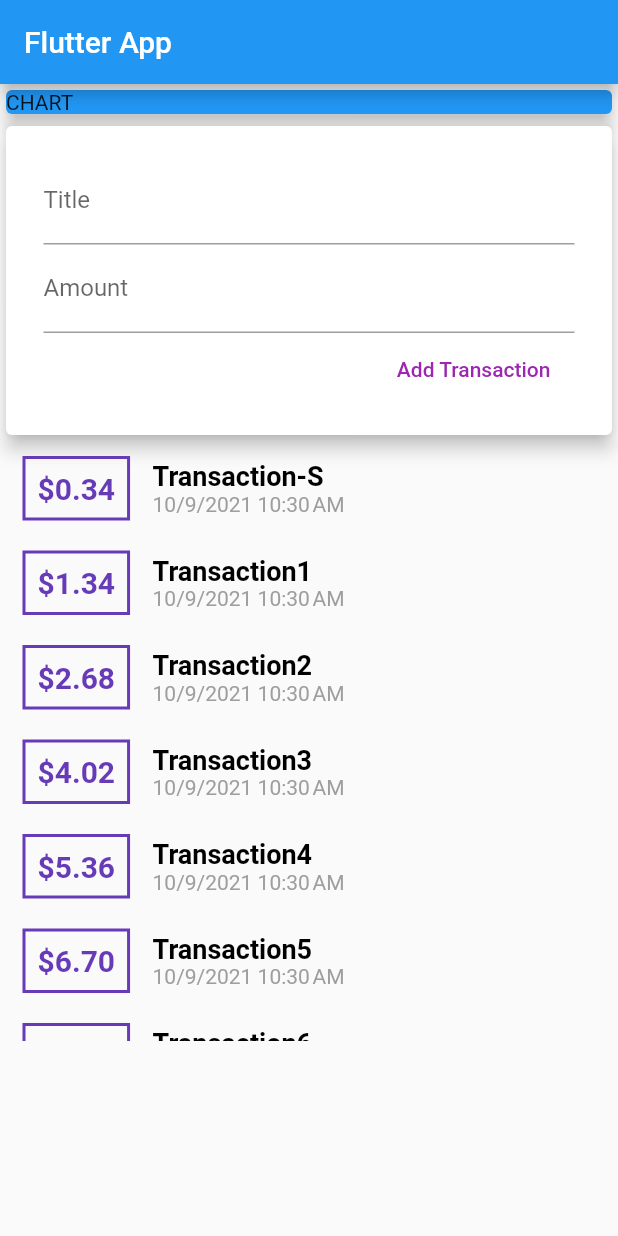
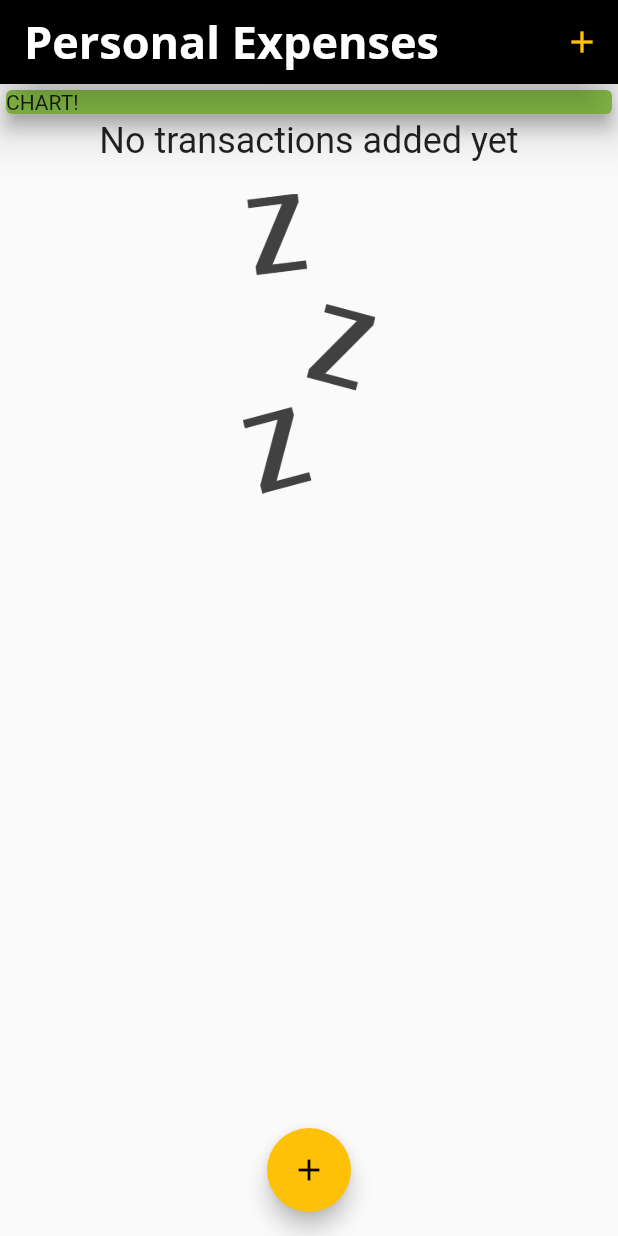
Before and after one commit to bhickey777/expense_app, a Flutter app: the screen it shows after launch, on a phone screen of 412 x 824 dp. Run offline on Flutter 3.47's test engine with Material 2 defaults, Android fonts, the phone set to English and light mode, and no system bars.

Commit message:
v5 - Theme and Text Styles

```diff
--- a/lib/main.dart
+++ b/lib/main.dart
@@ -1,50 +1,139 @@
 import 'package:flutter/material.dart';
-import './widgets/user_transactions.dart';
 
-void main() {
-  runApp(const MyExpenseApp());
-}
+import './widgets/new_transaction.dart';
+import './widgets/transaction_list.dart';
+import './models/transaction.dart';
 
-class MyExpenseApp extends StatelessWidget {
-  const MyExpenseApp({Key? key}) : super(key: key);
+void main() => runApp(MyApp());
 
-  // This widget is the root of your application.
+class MyApp extends StatelessWidget {
   @override
   Widget build(BuildContext context) {
     return MaterialApp(
-      title: 'Expenses',
+      title: 'Personal Expenses',
+      home: MyHomePage(),
       theme: ThemeData(
-        primarySwatch: Colors.blue,
+          primarySwatch: Colors.lightGreen,
+          accentColor: Colors.amber,
+          fontFamily: 'Quicksand',
+          textTheme: ThemeData.light().textTheme.copyWith(
+                headline4: TextStyle(
+                  fontFamily: 'OpenSans',
+                  fontSize: 22,
+                  fontWeight: FontWeight.bold,
                 ),
-      home: MyExpensePage(),
+              ),
+          appBarTheme: AppBarTheme(
+              backgroundColor: Colors.black,
+              // This will be applied to the "back" icon
+              iconTheme: IconThemeData(color: Colors.red),
+              // This will be applied to the action icon buttons that locates on the right side
+              actionsIconTheme: IconThemeData(color: Colors.amber),
+              centerTitle: false,
+              elevation: 15,
+              textTheme: ThemeData.light().textTheme.copyWith(
+                    headline6: TextStyle(
+                      fontFamily: 'OpenSans',
+                      fontSize: 30,
+                      fontWeight: FontWeight.bold,
+                    ),
+                  ),
+              titleTextStyle: TextStyle(
+                color: Colors.white,
+                fontFamily: 'OpenSans',
+                fontSize: 26,
+                fontWeight: FontWeight.bold,
+              ))),
     );
   }
 }
 
-class MyExpensePage extends StatelessWidget {
-  MyExpensePage({Key? key}) : super(key: key);
+class MyHomePage extends StatefulWidget {
+  // String titleInput;
+  // String amountInput;
+  @override
+  _MyHomePageState createState() => _MyHomePageState();
+}
+
+class _MyHomePageState extends State<MyHomePage> {
+  final List<Transaction> _userTransactions = [
+    /*
+    Transaction(
+      id: 't1',
+      title: 'New Shoes',
+      amount: 69.99,
+      date: DateTime.now(),
+    ),
+    Transaction(
+      id: 't2',
+      title: 'Weekly Groceries',
+      amount: 16.53,
+      date: DateTime.now(),
+    ),
+    */
+  ];
+
+  void _addNewTransaction(String txTitle, double txAmount) {
+    final newTx = Transaction(
+      title: txTitle,
+      amount: txAmount,
+      date: DateTime.now(),
+      id: DateTime.now().toString(),
+    );
+
+    setState(() {
+      _userTransactions.add(newTx);
+    });
+  }
+
+  void _startAddNewTransaction(BuildContext ctx) {
+    showModalBottomSheet(
+      context: ctx,
+      builder: (_) {
+        return GestureDetector(
+          onTap: () {},
+          child: NewTransaction(_addNewTransaction),
+          behavior: HitTestBehavior.opaque,
+        );
+      },
+    );
+  }
 
   @override
   Widget build(BuildContext context) {
     return Scaffold(
       appBar: AppBar(
-        title: const Text('Flutter App'),
+        title: Text(
+          'Personal Expenses',
+        ),
+        actions: <Widget>[
+          IconButton(
+            icon: Icon(Icons.add),
+            onPressed: () => _startAddNewTransaction(context),
+          ),
+        ],
       ),
       body: SingleChildScrollView(
         child: Column(
+          // mainAxisAlignment: MainAxisAlignment.start,
           crossAxisAlignment: CrossAxisAlignment.stretch,
-            mainAxisAlignment: MainAxisAlignment.start,
           children: <Widget>[
             Container(
               width: double.infinity,
               child: Card(
-                  child: Text('CHART'),
+                color: Theme.of(context).primaryColor,
+                child: Text('CHART!'),
                 elevation: 5,
-                  color: Colors.blue,
               ),
             ),
-              UserTransactions(),
-            ]),
+            TransactionList(_userTransactions),
+          ],
+        ),
+      ),
+      floatingActionButtonLocation: FloatingActionButtonLocation.centerFloat,
+      floatingActionButton: FloatingActionButton(
+        child: Icon(Icons.add),
+        onPressed: () => _startAddNewTransaction(context),
       ),
     );
   }
--- a/lib/widgets/transaction_list.dart
+++ b/lib/widgets/transaction_list.dart
@@ -1,70 +1,83 @@
 import 'package:flutter/material.dart';
+import 'package:intl/intl.dart';
+
 import '../models/transaction.dart';
 
 class TransactionList extends StatelessWidget {
   final List<Transaction> transactions;
-  TransactionRowBuilder builder = TransactionRowBuilder();
 
   TransactionList(this.transactions);
 
   @override
   Widget build(BuildContext context) {
     return Container(
-      //list view needs a constainer to constrain height
-      height: 400,
-      child: ListView.builder(
-        itemCount: transactions.length,
-        itemBuilder: (ctx, index) {
-          Transaction tx = transactions.elementAt(index);
-          return builder.build(ctx, tx);
-        },
-      ),
+      height: 300,
+      child: transactions.isEmpty
+          ? Column(
+              children: <Widget>[
+                Text(
+                  'No transactions added yet',
+                  style: Theme.of(context).textTheme.headline5,
+                ),
+                SizedBox(
+                  height: 21,
+                ),
+                Container(
+                  height: 200,
+                  child: Image.asset(
+                    'assets/images/waiting.png',
+                    fit: BoxFit.cover,
+                  ),
+                ),
+              ],
+            )
+          : ListView.builder(
+              itemBuilder: (ctx, index) {
+                return Card(
+                  child: Row(
+                    children: <Widget>[
+                      Container(
+                        margin: EdgeInsets.symmetric(
+                          vertical: 10,
+                          horizontal: 15,
+                        ),
+                        decoration: BoxDecoration(
+                          border: Border.all(
+                            color: Theme.of(context).primaryColorDark,
+                            width: 2,
+                          ),
+                        ),
+                        padding: EdgeInsets.all(10),
+                        child: Text(
+                          '\$${transactions[index].amount.toStringAsFixed(2)}',
+                          style: TextStyle(
+                            fontWeight: FontWeight.bold,
+                            fontSize: 20,
+                            color: Theme.of(context).primaryColorDark,
+                          ),
+                        ),
+                      ),
+                      Column(
+                        crossAxisAlignment: CrossAxisAlignment.start,
+                        children: <Widget>[
+                          Text(
+                            transactions[index].title,
+                            style: Theme.of(context).textTheme.headline6,
+                          ),
+                          Text(
+                            DateFormat.yMMMd().format(transactions[index].date),
+                            style: TextStyle(
+                              color: Colors.grey,
+                            ),
+                          ),
+                        ],
+                      ),
+                    ],
+                  ),
+                );
+              },
+              itemCount: transactions.length,
+            ),
     );
   }
 }
-
-class TransactionRowBuilder {
-  TransactionRowBuilder();
-
-  Widget build(BuildContext context, Transaction tx) {
-    return Row(children: [
-      Container(
-        margin: EdgeInsets.symmetric(vertical: 10, horizontal: 15),
-        decoration: BoxDecoration(
-          border: Border.all(
-              color: Colors.deepPurple, width: 2, style: BorderStyle.solid),
-        ),
-        padding: EdgeInsets.all(8),
-        child: Text(
-          '\$${tx.amount.toStringAsFixed(2)}',
-          style: TextStyle(
-              fontWeight: FontWeight.bold,
-              fontSize: 20,
-              color: Colors.deepPurple),
-        ),
-      ),
-      Column(
-        children: [
-          Text(
-            tx.title,
-            textAlign: TextAlign.left,
-            style: TextStyle(
-              fontWeight: FontWeight.bold,
-              fontSize: 18,
-              color: Colors.black,
-            ),
-          ),
-          Text(
-            tx.dateAsString(),
-            textAlign: TextAlign.left,
-            style: TextStyle(
-                fontWeight: FontWeight.normal,
-                fontSize: 14,
-                color: Colors.grey),
-          ),
-        ],
-        crossAxisAlignment: CrossAxisAlignment.start,
-      )
-    ]);
-  }
-}
--- a/lib/widgets/user_transactions.dart
+++ /dev/null
@@ -1,52 +0,0 @@
-import 'package:flutter/material.dart';
-import './transaction_list.dart';
-import './new_transaction.dart';
-import '../models/transaction.dart';
-
-class UserTransactions extends StatefulWidget {
-  const UserTransactions({Key? key}) : super(key: key);
-
-  @override
-  _UserTransactionsState createState() => _UserTransactionsState();
-}
-
-class _UserTransactionsState extends State<UserTransactions> {
-  List<Transaction> transactions = List<Transaction>.generate(100, (i) {
-    if (i == 0) {
-      return Transaction(
-        id: 'T-Start',
-        title: 'Transaction-S',
-        amount: 0.34,
-        date: DateTime.now(),
-      );
-    } else {
-      return Transaction(
-        id: 'T$i',
-        title: 'Transaction$i',
-        amount: i * 1.34,
-        date: DateTime.now(),
-      );
-    }
-  });
-
-  void _addNewTransaction(String txTitle, double txAmount) {
-    final newTx = Transaction(
-        title: txTitle,
-        amount: txAmount,
-        date: DateTime.now(),
-        id: DateTime.now().toString());
-    setState(() {
-      transactions.add(newTx);
-    });
-  }
-
-  @override
-  Widget build(BuildContext context) {
-    return Column(
-      children: [
-        NewTransaction(_addNewTransaction),
-        TransactionList(transactions),
-      ],
-    );
-  }
-}
```
Also changed, not shown: lib/widgets/new_transaction.dart (+34 -17 lines), pubspec.yaml (+17 -9 lines), assets/fonts/OpenSans-Bold.ttf (added), assets/fonts/OpenSans-Regular.ttf (added), assets/fonts/Quicksand-Bold.ttf (added), assets/fonts/Quicksand-Light.ttf (added), assets/fonts/Quicksand-Medium.ttf (added), assets/fonts/Quicksand-Regular.ttf (added), assets/images/waiting.png (added), pubspec.lock, 1 other file. Lines whose indentation alone changed are shown as unchanged.
